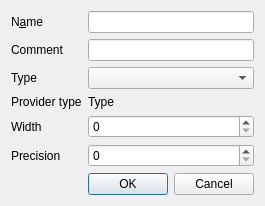
qgis/QGIS, file src/ui/qgsaddattrdialogbase.ui: the form before one commit.
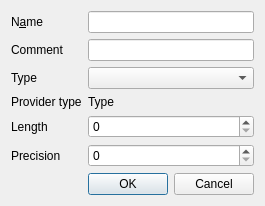
The form after the commit.

Patch:
```diff
--- a/src/ui/qgsaddattrdialogbase.ui
+++ b/src/ui/qgsaddattrdialogbase.ui
@@ -86,7 +86,7 @@
    <item row="4" column="0">
     <widget class="QLabel" name="mLengthLabel">
      <property name="text">
-      <string>Width</string>
+      <string>Length</string>
      </property>
      <property name="buddy">
       <cstring>mLength</cstring>
```
Left out of the diff: 2 changed lines with no effect on the pictures.
